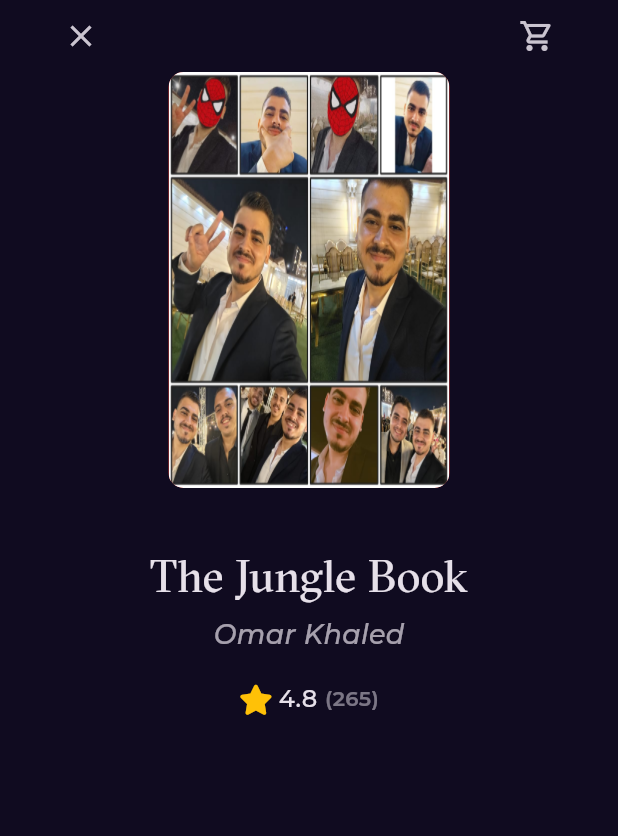
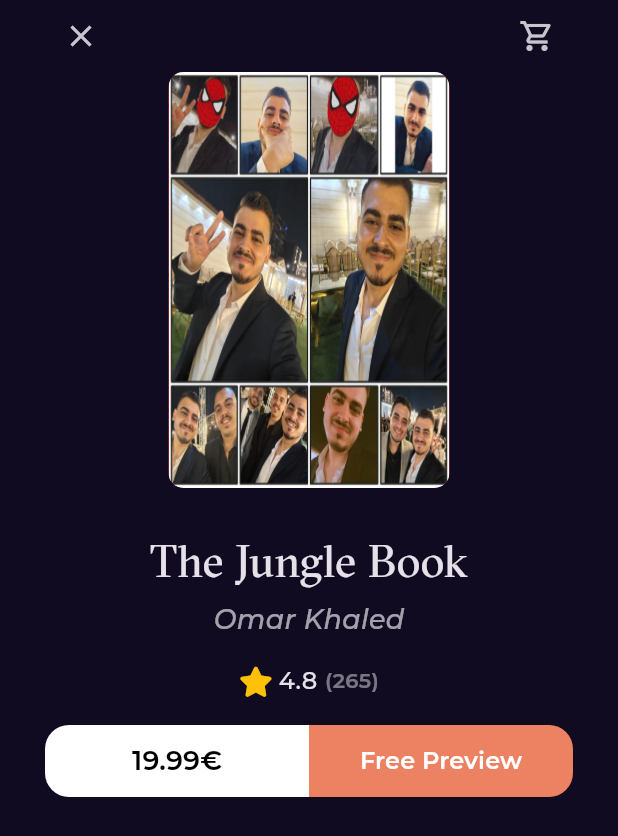
Before and after one commit to omarkhaled200/Bookly_app, a Flutter app: the BookDetialsView screen opened by its route, on a phone screen of 412 x 824 dp. Shown: the top 836 px of the screen. Run offline on Flutter 3.47's test engine with Material 3 defaults, Android fonts, the phone set to English and light mode, and no system bars; our stand-ins replace font_awesome_flutter, go_router, google_fonts.

Commit message:
Create Book Actions & Custom Button

```diff
--- /dev/null
+++ b/lib/Core/Widgets/Custom_Button.dart
@@ -0,0 +1,34 @@
+import 'package:bookly_app/Core/utlis/Styles.dart';
+import 'package:flutter/material.dart';
+
+class CustomButton extends StatelessWidget {
+  const CustomButton({super.key,  this.borderRadius, required this.backgroundcolor, required this.textColor,  this.fontsize, required this.text});
+  final BorderRadius? borderRadius;
+  final Color backgroundcolor;
+  final Color textColor;
+ final double? fontsize;
+ final String text;
+
+  @override
+  Widget build(BuildContext context) {
+    return SizedBox(
+      height: 48,
+      child: TextButton(
+        style: TextButton.styleFrom(
+          shape: RoundedRectangleBorder(
+            borderRadius: borderRadius??BorderRadius.circular(12),
+          ),
+          backgroundColor:backgroundcolor ,
+        ),
+        onPressed: () {},
+        child: Text(
+          text,
+          style: Styles.textStyle18.copyWith(
+            color:textColor ,
+            fontSize: fontsize,
+          ),
+        ),
+      ),
+    );
+  }
+}
--- /dev/null
+++ b/lib/Feature/home/peresentation/Views/widgets/Book_Actions.dart
@@ -0,0 +1,37 @@
+
+import 'package:bookly_app/Core/Widgets/Custom_Button.dart';
+import 'package:flutter/material.dart';
+
+class BooksAction extends StatelessWidget {
+  const BooksAction({super.key});
+
+  @override
+  Widget build(BuildContext context) {
+    return const Row(
+      children: [
+        Expanded(
+          child: CustomButton(
+            backgroundcolor: Colors.white,
+            textColor: Colors.black,
+            text: '19.99€',
+            borderRadius: BorderRadius.only(
+                topLeft: Radius.circular(16),
+                bottomLeft: Radius.circular(16),),
+          ),
+        ),
+        Expanded(
+          child: CustomButton(
+            backgroundcolor: Color(0xffEC8261),
+            textColor: Colors.white,
+            text: 'Free Preview',
+            borderRadius: BorderRadius.only(
+                topRight: Radius.circular(16),
+                bottomRight: Radius.circular(16),
+              ),
+              fontsize: 16,
+          ),
+        ),
+      ],
+    );
+  }
+}
--- a/lib/Feature/home/peresentation/Views/widgets/Book_Detials_View_body.dart
+++ b/lib/Feature/home/peresentation/Views/widgets/Book_Detials_View_body.dart
@@ -1,8 +1,11 @@
+import 'package:bookly_app/Core/Widgets/Custom_Button.dart';
 import 'package:bookly_app/Core/utlis/Styles.dart';
+import 'package:bookly_app/Feature/home/peresentation/Views/widgets/Book_Actions.dart';
 import 'package:bookly_app/Feature/home/peresentation/Views/widgets/Book_Rating.dart';
 import 'package:bookly_app/Feature/home/peresentation/Views/widgets/CustomBookDetialsAppBar.dart';
 import 'package:bookly_app/Feature/home/peresentation/Views/widgets/Custom_Book_image_item.dart';
 import 'package:flutter/material.dart';
+import 'package:flutter/widgets.dart';
 
 class BookDetialsViewbody extends StatelessWidget {
   const BookDetialsViewbody({super.key});
@@ -20,12 +23,9 @@ class BookDetialsViewbody extends StatelessWidget {
             child: const CustomBookImageitem(),
           ),
           const SizedBox(
-            height: 40,
+            height: 30,
           ),
-      const    Text(
-            'The Jungle Book',
-            style: Styles.textStyle30
-          ),
+          const Text('The Jungle Book', style: Styles.textStyle30),
           const SizedBox(
             height: 2,
           ),
@@ -39,10 +39,17 @@ class BookDetialsViewbody extends StatelessWidget {
               ),
             ),
           ),
-          const SizedBox(height: 18,),
-        const  BookRating(
+          const SizedBox(
+            height: 16,
+          ),
+          const BookRating(
             mainAxisAlignment: MainAxisAlignment.center,
           ),
+            const SizedBox(
+            height: 18,
+          ),
+          const
+           BooksAction(),
         ],
       ),
     );
```
